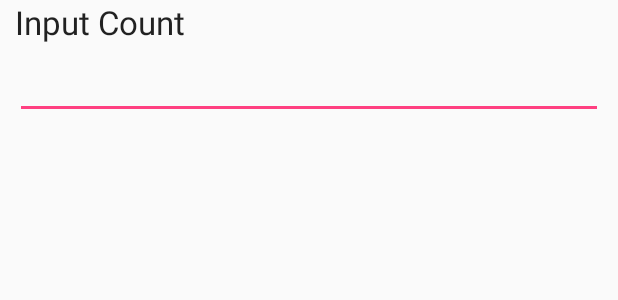
After one commit to MMIIronman/nosmoking, an Android app: the layout input_number_dialog.xml on its own in the app's theme, with its tools: preview values and no code run, on a phone screen of 412 x 824 dp. The commit adds this screen. Shown: the top 300 px of the screen. Run offline under Robolectric (Android 15) with nearby library versions, the phone set to English and light mode, and no system bars.

Commit message:
カウント設定ダイアログ追加

```diff
--- /dev/null
+++ b/app/src/main/res/layout/input_number_dialog.xml
@@ -0,0 +1,27 @@
+<?xml version="1.0" encoding="utf-8"?>
+<LinearLayout xmlns:android="http://schemas.android.com/apk/res/android"
+              android:orientation="vertical"
+              android:layout_width="match_parent"
+              android:layout_height="match_parent">
+    <TextView
+        android:id="@+id/dialog_textview"
+        android:layout_height="wrap_content"
+        android:layout_width="wrap_content"
+        android:layout_marginLeft="10dip"
+        android:layout_marginRight="10dip"
+        android:text="@string/debung_input"
+        android:gravity="left"
+        android:textAppearance="?android:attr/textAppearanceLarge" />
+
+    <EditText
+        android:id="@+id/dialog_edittext"
+        android:layout_height="wrap_content"
+        android:layout_width="match_parent"
+        android:layout_marginLeft="10dip"
+        android:layout_marginRight="10dip"
+        android:scrollHorizontally="true"
+        android:inputType="number"
+        android:gravity="fill_horizontal"
+        android:textAppearance="?android:attr/textAppearanceLarge" />
+
+</LinearLayout>
--- a/app/src/main/res/values/strings.xml
+++ b/app/src/main/res/values/strings.xml
@@ -14,4 +14,6 @@
     <string name="main_strings_level2">Level 2 Strings</string>
     <string name="main_strings_level3">Level 3 Strings</string>
     <string name="main_strings_level4">Level 4 Strings</string>
+    <string name="debug_dialog">Dialog</string>
+    <string name="debung_input">Input Count</string>
 </resources>
```
Also changed, not shown: app/src/main/java/jp/co/mmi_sc/nosmoking/MainActivity.java (+64 -5 lines).
